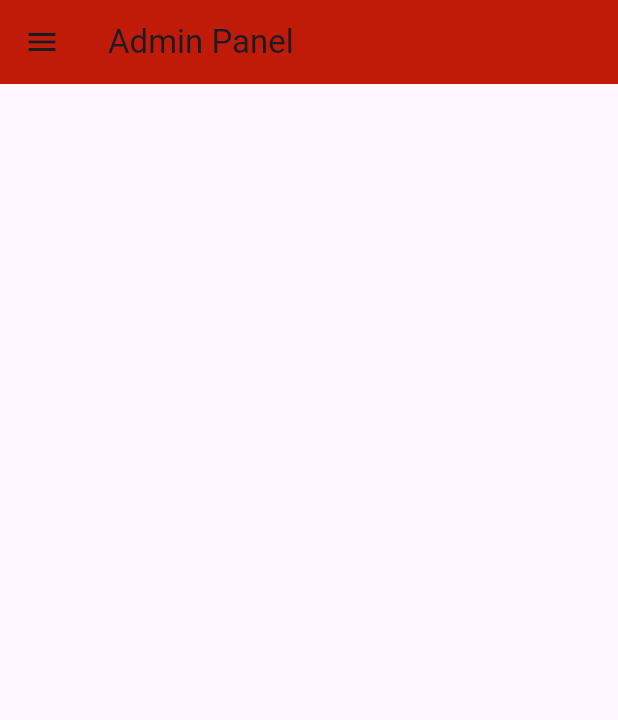
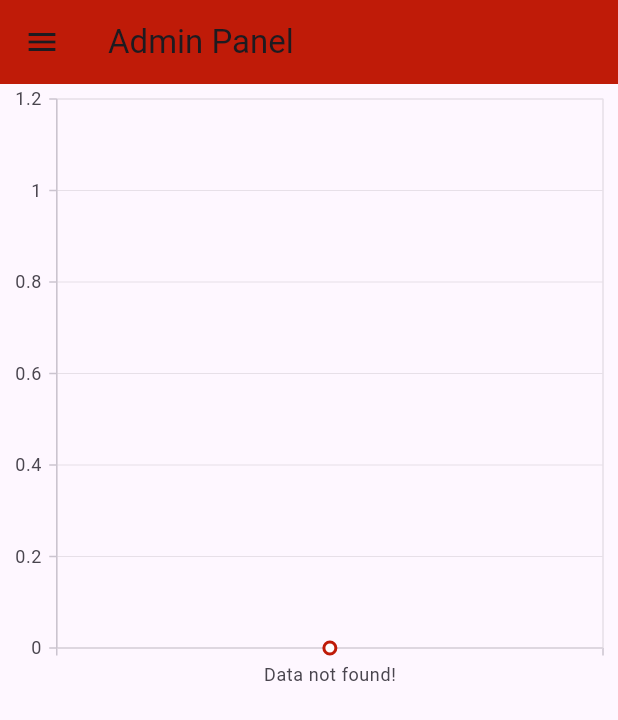
Before and after one commit to Warisalikhan786/easy-shopping-admin-panel, a Flutter app: the screen it shows after launch, in the side drawer, after a tap on "Home", on a phone screen of 412 x 824 dp. Shown: the top 720 px of the screen. Run offline on Flutter 3.47's test engine with Material 3 defaults, Android fonts, the light colour scheme and no system bars; our stand-ins replace cached_network_image, cloud_firestore, device_info_plus, firebase_auth, firebase_core, firebase_storage and 6 more; accounts and stored records are empty.

Commit message:
Working on charts

```diff
--- /dev/null
+++ b/lib/controllers/charts_controllers/chart_order_controller.dart
@@ -0,0 +1,55 @@
+// ignore_for_file: avoid_function_literals_in_foreach_calls
+
+import 'package:cloud_firestore/cloud_firestore.dart';
+import 'package:get/get.dart';
+
+import '../../models/charts/chart_order_model.dart';
+
+class GetAllOrdersChart extends GetxController {
+  final FirebaseFirestore _firestore = FirebaseFirestore.instance;
+  final RxList<ChartData> monthlyOrderData = RxList<ChartData>();
+
+  @override
+  void onInit() {
+    super.onInit();
+    fetchMonthlyOrders();
+  }
+
+  Future<void> fetchMonthlyOrders() async {
+    final CollectionReference ordersCollection =
+        _firestore.collection('orders');
+
+    final DateTime dateMonthAgo =
+        DateTime.now().subtract(const Duration(days: 180));
+
+    final QuerySnapshot allUserSnapshot = await ordersCollection.get();
+    final Map<String, int> monthlyCount = {};
+
+    for (QueryDocumentSnapshot userSnapshot in allUserSnapshot.docs) {
+      final QuerySnapshot userOrdersSnapshot = await ordersCollection
+          .doc(userSnapshot.id)
+          .collection('confirmOrders')
+          .where("createdAt", isGreaterThanOrEqualTo: dateMonthAgo)
+          .get();
+
+      userOrdersSnapshot.docs.forEach((order) {
+        final Timestamp timestamp = order['createdAt'];
+        final DateTime orderDate = timestamp.toDate();
+        final String monthYearKey = '${orderDate.year}-${orderDate.month}';
+
+        monthlyCount[monthYearKey] = (monthlyCount[monthYearKey] ?? 0) + 1;
+      });
+    }
+
+    final List<ChartData> monthlyData = monthlyCount.entries
+        .map((entry) => ChartData(entry.key, entry.value.toDouble()))
+        .toList();
+
+    if (monthlyData.isEmpty) {
+      monthlyOrderData.add(ChartData("Data not found!", 0));
+    } else {
+      monthlyData.sort((a, b) => a.month.compareTo(b.month));
+      monthlyOrderData.assignAll(monthlyData);
+    }
+  }
+}
--- /dev/null
+++ b/lib/models/charts/chart_order_model.dart
@@ -0,0 +1,5 @@
+class ChartData {
+  final String month;
+  final double value;
+  ChartData(this.month, this.value);
+}
--- a/lib/screens/add_category_screen.dart
+++ b/lib/screens/add_category_screen.dart
@@ -1,4 +1,4 @@
-// ignore_for_file: prefer_is_empty
+// ignore_for_file: prefer_is_empty, unnecessary_cast, avoid_unnecessary_containers, sized_box_for_whitespace
 
 import 'dart:io';
 
@@ -32,7 +32,7 @@ class _AddCategoriesScreenState extends State<AddCategoriesScreen> {
         backgroundColor: AppConstant.appMainColor,
       ),
       body: SingleChildScrollView(
-        physics: BouncingScrollPhysics(),
+        physics: const BouncingScrollPhysics(),
         child: Container(
           child: Column(
             children: [
@@ -136,18 +136,21 @@ class _AddCategoriesScreenState extends State<AddCategoriesScreen> {
                   await addProductImagesController.uploadFunction(
                       addProductImagesController.selectedIamges);
                   String categoryId = await GenerateIds().generateCategoryId();
+                  String cateImg = addProductImagesController.arrImagesUrl[0]
+                      .toString() as String;
+
+                  print(cateImg);
 
                   CategoriesModel categoriesModel = CategoriesModel(
                     categoryId: categoryId,
                     categoryName: categoryNameController.text.trim(),
-                    categoryImg:
-                        addProductImagesController.arrImagesUrl[0].toString(),
+                    categoryImg: cateImg,
                     createdAt: DateTime.now(),
                     updatedAt: DateTime.now(),
                   );
                   print(categoryId);
 
-                  //
+                  // //
                   FirebaseFirestore.instance
                       .collection('categories')
                       .doc(categoryId)
@@ -155,7 +158,7 @@ class _AddCategoriesScreenState extends State<AddCategoriesScreen> {
 
                   EasyLoading.dismiss();
                 },
-                child: Text("Save"),
+                child: const Text("Save"),
               )
             ],
           ),
--- a/lib/screens/main-screen.dart
+++ b/lib/screens/main-screen.dart
@@ -1,20 +1,63 @@
-// ignore_for_file: file_names, prefer_const_constructors
+// ignore_for_file: file_names, prefer_const_constructors, sized_box_for_whitespace, avoid_unnecessary_containers
 
 import 'package:admin_panel/utils/constant.dart';
 import 'package:admin_panel/widgets/drawer-widget.dart';
+import 'package:flutter/cupertino.dart';
 import 'package:flutter/material.dart';
+import 'package:get/get.dart';
+import 'package:syncfusion_flutter_charts/charts.dart';
+
+import '../controllers/charts_controllers/chart_order_controller.dart';
+import '../models/charts/chart_order_model.dart';
 
 class MainScreen extends StatelessWidget {
   const MainScreen({super.key});
 
   @override
   Widget build(BuildContext context) {
+    final GetAllOrdersChart getAllOrdersChart = Get.put(GetAllOrdersChart());
     return Scaffold(
       appBar: AppBar(
         backgroundColor: AppConstant.appMainColor,
         title: const Text("Admin Panel"),
       ),
       drawer: DrawerWidget(),
+      body: Container(
+        child: Column(
+          children: [
+            Obx(() {
+              final monthlyData = getAllOrdersChart.monthlyOrderData;
+              if (monthlyData.isEmpty) {
+                return Container(
+                  height: Get.height / 2,
+                  child: Center(
+                    child: CupertinoActivityIndicator(),
+                  ),
+                );
+              } else {
+                return SizedBox(
+                  height: Get.height / 2,
+                  child: SfCartesianChart(
+                    tooltipBehavior: TooltipBehavior(enable: true),
+                    primaryXAxis: CategoryAxis(arrangeByIndex: true),
+                    series: <LineSeries<ChartData, String>>[
+                      LineSeries<ChartData, String>(
+                        dataSource: monthlyData,
+                        width: 2.5,
+                        color: AppConstant.appMainColor,
+                        xValueMapper: (ChartData data, _) => data.month,
+                        yValueMapper: (ChartData data, _) => data.value,
+                        name: "Monthly Orders",
+                        markerSettings: MarkerSettings(isVisible: true),
+                      )
+                    ],
+                  ),
+                );
+              }
+            })
+          ],
+        ),
+      ),
     );
   }
 }
--- a/lib/widgets/drawer-widget.dart
+++ b/lib/widgets/drawer-widget.dart
@@ -2,9 +2,7 @@
 import 'package:admin_panel/screens/all-users-screen.dart';
 import 'package:firebase_auth/firebase_auth.dart';
 import 'package:flutter/material.dart';
-import 'package:flutter_easyloading/flutter_easyloading.dart';
 import 'package:get/get.dart';
-import 'package:url_launcher/url_launcher.dart';
 import '../screens/all-orders-screen.dart';
 import '../screens/all-products-screen.dart';
 import '../screens/all_categories_screen.dart';
--- a/pubspec.yaml
+++ b/pubspec.yaml
@@ -52,11 +52,12 @@ dependencies:
   get_storage: ^2.1.1
   image_picker: ^1.0.2
   device_info_plus: ^9.1.2
-  intl: ^0.19.0
+  intl: ^0.18.1
   permission_handler: ^10.4.3
   app_settings: ^5.0.0
   firebase_storage: ^11.6.0
   uuid: ^4.2.2
+  syncfusion_flutter_charts: ^22.2.12
 
 dev_dependencies:
   flutter_test:
```
Also changed, not shown: pubspec.lock, 1 other file.
